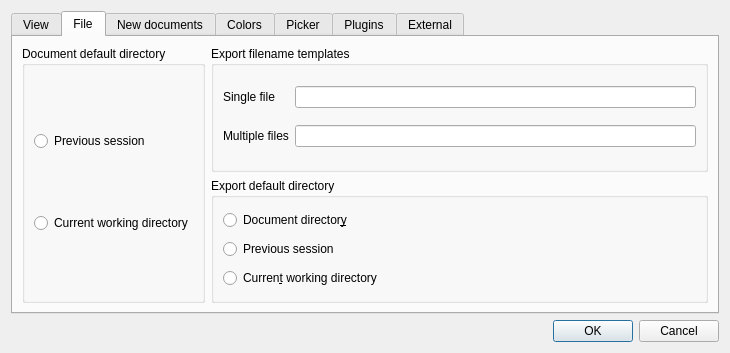
Above: ui/preferences.ui from veusz/veusz before the change. Below: the same form after it.
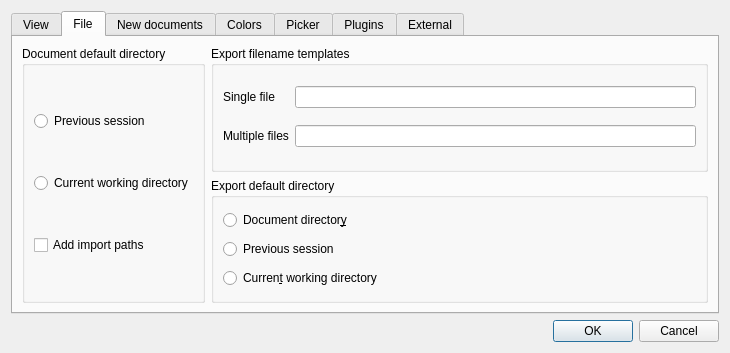
That is the form after the change. The open tabs and pages were chosen to show the change.

Commit message: Add setting to optionally omit import paths in document files

What changed in the file:
```diff
--- a/ui/preferences.ui
+++ b/ui/preferences.ui
@@ -172,6 +172,13 @@
             </property>
            </widget>
           </item>
+          <item>
+           <widget class="QCheckBox" name="docFileAddImportPaths">
+            <property name="text">
+             <string>Add import paths</string>
+            </property>
+           </widget>
+          </item>
          </layout>
         </widget>
        </item>
```
The commit also changes 3 other files.
